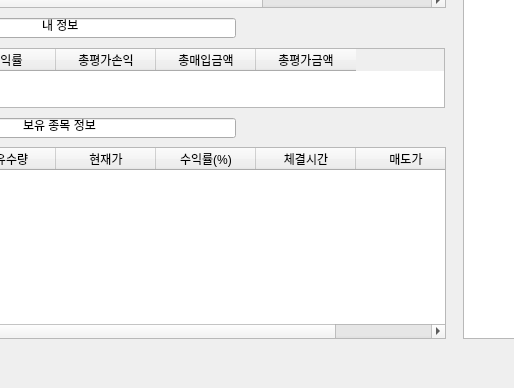
Old version of the form myui.ui in the repository Goongle/pykiwoom; both pictures show x 345 to 859 and y 522 to 910 of the 1083 by 910 pixel window.
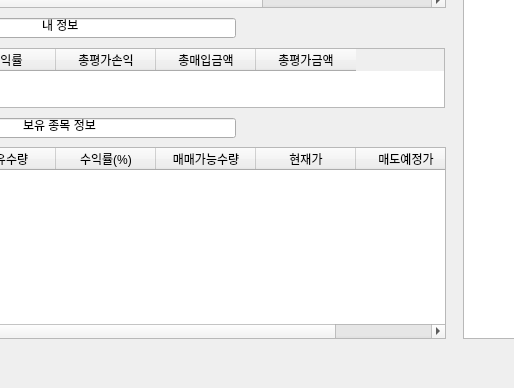
New version of the form.

What changed in the file:
```diff
--- a/myui.ui
+++ b/myui.ui
@@ -125,11 +125,6 @@
       <string>보유수량</string>
      </property>
     </column>
-    <column>
-     <property name="text">
-      <string>현재가</string>
-     </property>
-    </column>
     <column>
      <property name="text">
       <string>수익률(%)</string>
@@ -137,12 +132,17 @@
     </column>
     <column>
      <property name="text">
-      <string>체결시간</string>
+      <string>매매가능수량</string>
      </property>
     </column>
     <column>
      <property name="text">
-      <string>매도가</string>
+      <string>현재가</string>
+     </property>
+    </column>
+    <column>
+     <property name="text">
+      <string>매도예정가</string>
      </property>
     </column>
    </widget>
```
